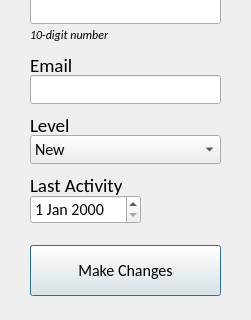
The window that UI/Edit_Client.ui (maxfontani/subscription-manager) describes before a commit, drawn with Qt 5; both pictures show x 0 to 251 and y 165 to 485 of the 251 by 485 pixel window.
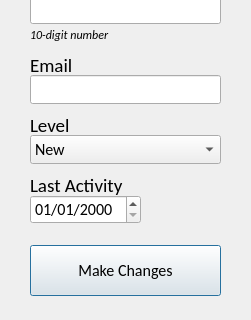
The same window after the commit.

What changed in the file:
```diff
--- a/UI/Edit_Client.ui
+++ b/UI/Edit_Client.ui
@@ -244,6 +244,9 @@
      <pointsize>12</pointsize>
     </font>
    </property>
+   <property name="displayFormat">
+    <string notr="true">dd/MM/yyyy</string>
+   </property>
   </widget>
   <widget class="QLabel" name="label2_5">
    <property name="geometry">
```
